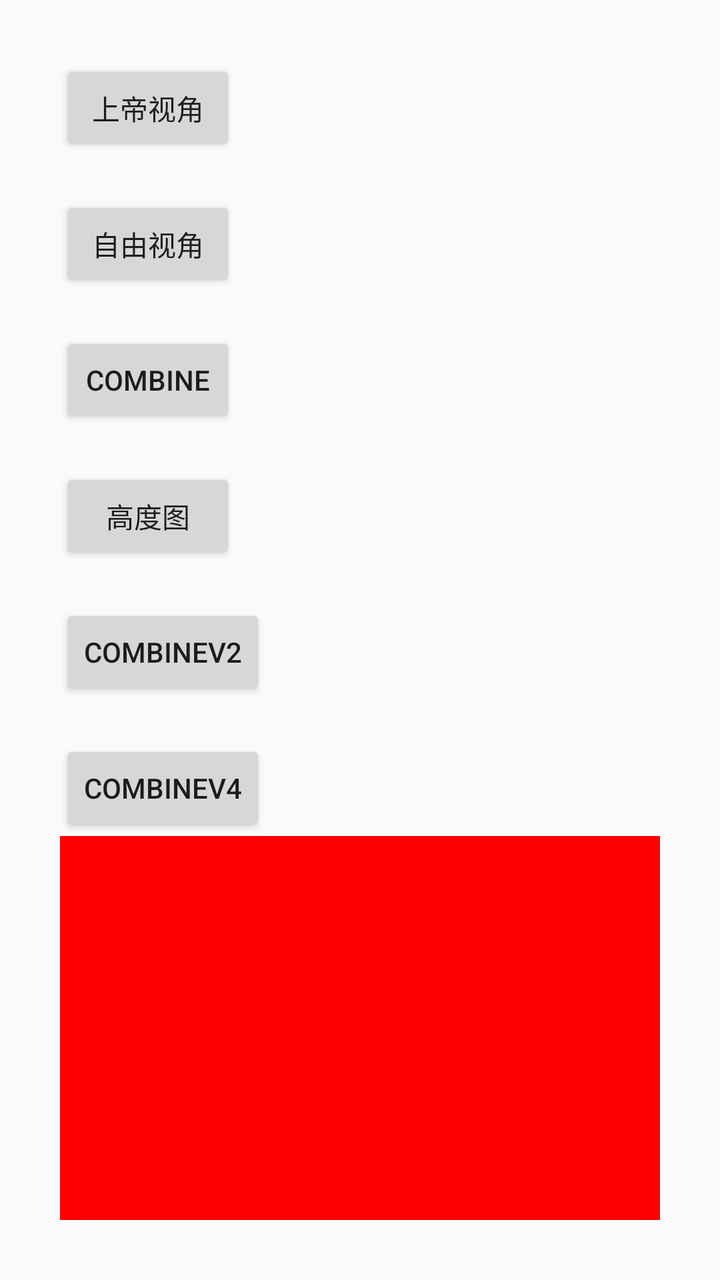
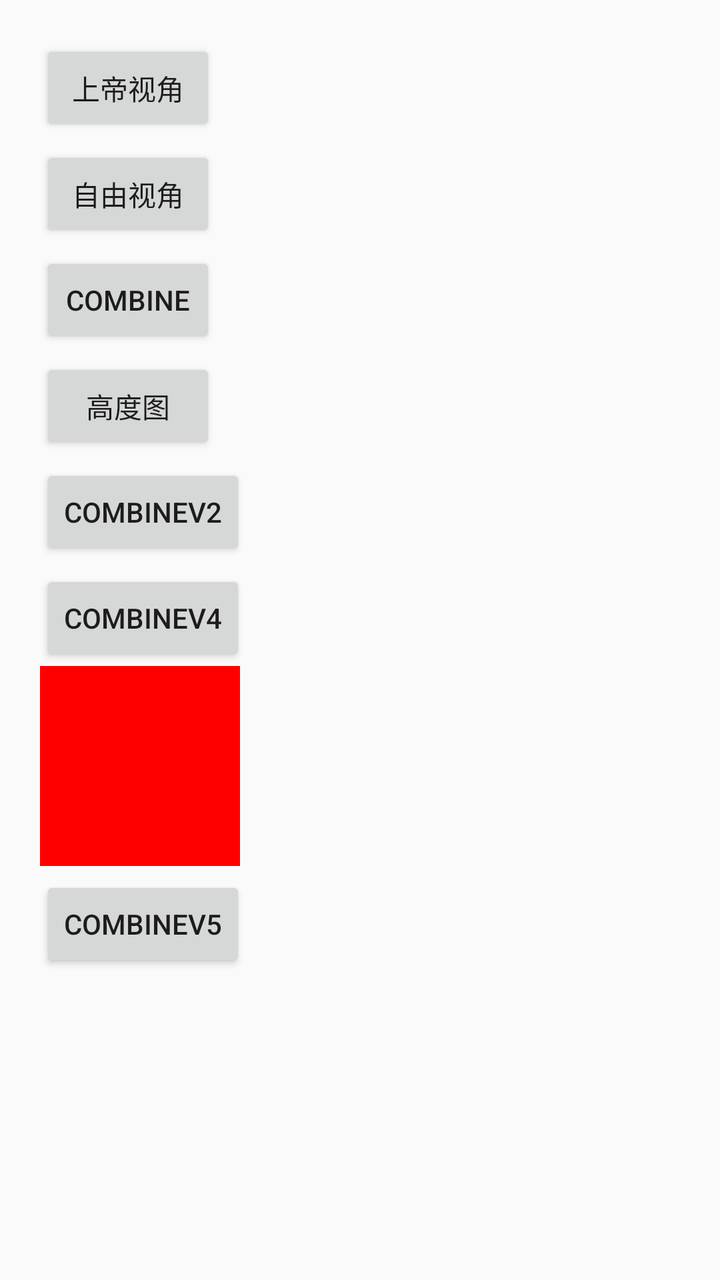

The first picture is an Android layout as it rendered before a commit; the second is the same layout after the commit. The layout source and the unified diff follow.
<!-- AndroidManifest.xml: application theme AppTheme -->
<!-- res/layout/activity_main.xml -->
<?xml version="1.0" encoding="utf-8"?>
<LinearLayout xmlns:android="http://schemas.android.com/apk/res/android"
    xmlns:tools="http://schemas.android.com/tools"
    android:layout_width="match_parent"
    android:layout_height="match_parent"
    android:orientation="vertical"
    android:padding="30dp"
    tools:context=".TerrainGLActivity">

    <Button
        android:id="@+id/sd_bt"
        android:layout_width="wrap_content"
        android:layout_height="wrap_content"
        android:text="上帝视角" />

    <Button
        android:id="@+id/zy_bt"
        android:layout_width="wrap_content"
        android:layout_height="wrap_content"
        android:layout_marginTop="20dp"
        android:text="自由视角" />

    <Button
        android:id="@+id/combine_bt"
        android:layout_width="wrap_content"
        android:layout_height="wrap_content"
        android:layout_marginTop="20dp"
        android:text="Combine" />

    <Button
        android:id="@+id/height_map_bt"
        android:layout_width="wrap_content"
        android:layout_height="wrap_content"
        android:layout_marginTop="20dp"
        android:text="高度图" />


    <Button
        android:id="@+id/combine_v2_bt"
        android:layout_width="wrap_content"
        android:layout_height="wrap_content"
        android:layout_marginTop="20dp"
        android:text="CombineV2" />

    <Button
        android:id="@+id/combine_v4_bt"
        android:layout_width="wrap_content"
        android:layout_height="wrap_content"
        android:layout_marginTop="20dp"
        android:text="CombineV4" />


    <ImageView
        android:id="@+id/iv_tiff_image_view"
        android:layout_width="400dp"
        android:layout_height="400dp"
        android:background="#ffff0000" />


</LinearLayout>
<!-- resources referenced by this layout -->
<resources>
  <style name="AppTheme" parent="Theme.AppCompat.Light.DarkActionBar">
          
          <item name="colorPrimary">@color/colorPrimary</item>
          <item name="colorPrimaryDark">@color/colorPrimaryDark</item>
          <item name="colorAccent">@color/colorAccent</item>
      </style>
  <color name="colorPrimary">#008577</color>
  <color name="colorPrimaryDark">#00574B</color>
  <color name="colorAccent">#D81B60</color>
</resources>

<!-- the commit's change to res/layout/activity_main.xml (unified diff, before → after) -->
@@ -4,7 +4,7 @@
     android:layout_width="match_parent"
     android:layout_height="match_parent"
     android:orientation="vertical"
-    android:padding="30dp"
+    android:padding="20dp"
     tools:context=".TerrainGLActivity">
 
     <Button
@@ -17,21 +17,21 @@
         android:id="@+id/zy_bt"
         android:layout_width="wrap_content"
         android:layout_height="wrap_content"
-        android:layout_marginTop="20dp"
+        android:layout_marginTop="5dp"
         android:text="自由视角" />
 
     <Button
         android:id="@+id/combine_bt"
         android:layout_width="wrap_content"
         android:layout_height="wrap_content"
-        android:layout_marginTop="20dp"
+        android:layout_marginTop="5dp"
         android:text="Combine" />
 
     <Button
         android:id="@+id/height_map_bt"
         android:layout_width="wrap_content"
         android:layout_height="wrap_content"
-        android:layout_marginTop="20dp"
+        android:layout_marginTop="5dp"
         android:text="高度图" />
 
 
@@ -39,22 +39,30 @@
         android:id="@+id/combine_v2_bt"
         android:layout_width="wrap_content"
         android:layout_height="wrap_content"
-        android:layout_marginTop="20dp"
+        android:layout_marginTop="5dp"
         android:text="CombineV2" />
 
     <Button
         android:id="@+id/combine_v4_bt"
         android:layout_width="wrap_content"
         android:layout_height="wrap_content"
-        android:layout_marginTop="20dp"
+        android:layout_marginTop="5dp"
         android:text="CombineV4" />
 
 
     <ImageView
         android:id="@+id/iv_tiff_image_view"
-        android:layout_width="400dp"
-        android:layout_height="400dp"
+        android:layout_width="100dp"
+        android:layout_height="100dp"
+        android:layout_gravity="top|left"
         android:background="#ffff0000" />
+
+    <Button
+        android:id="@+id/combine_v5_bt"
+        android:layout_width="wrap_content"
+        android:layout_height="wrap_content"
+        android:layout_marginTop="5dp"
+        android:text="CombineV5" />
 
 
 </LinearLayout>
